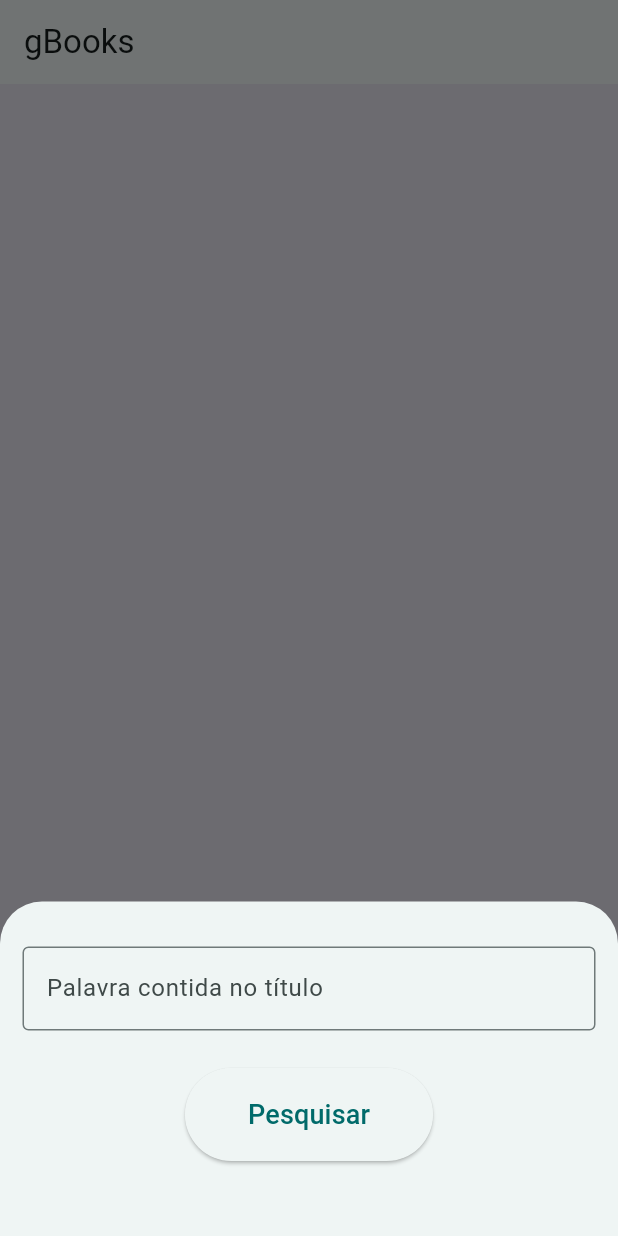
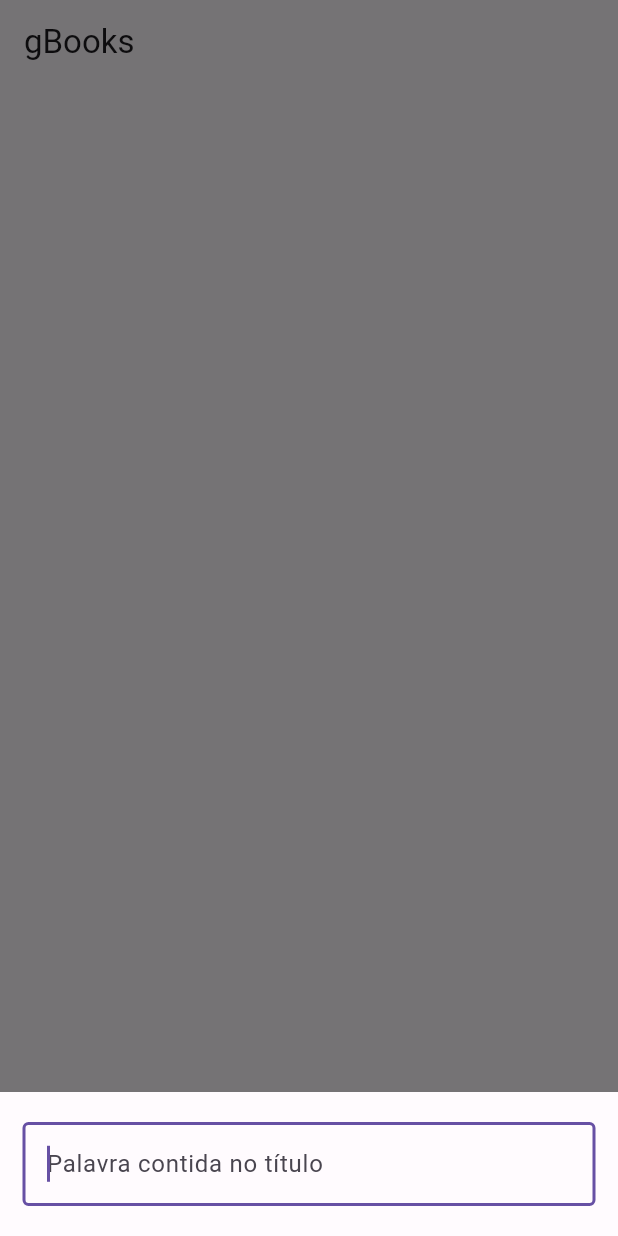
Before and after one commit to marxelo/search-google-books, a Flutter app: the screen it shows after launch, after a tap on the "search" icon, on a phone screen of 412 x 824 dp. Run offline on Flutter 3.47's test engine with Material 2 defaults, Android fonts, the phone set to English and light mode, and no system bars; our stand-ins replace sqflite; accounts and stored records are empty.

Commit message:
some theme tweaking

```diff
--- a/lib/main.dart
+++ b/lib/main.dart
@@ -1,5 +1,6 @@
 import 'package:flutter/material.dart';
 import 'package:gbooks/pages/my_home_page.dart';
+import 'package:gbooks/utils/color_schemes.g.dart';
 
 void main() {
   runApp(const MyApp());
@@ -14,10 +15,8 @@ class MyApp extends StatelessWidget {
     return MaterialApp(
       debugShowCheckedModeBanner: false,
       title: 'Flutter Demo',
-      theme: ThemeData(
-        colorScheme: ColorScheme.fromSeed(seedColor: Colors.cyanAccent),
-        useMaterial3: true,
-      ),
+            theme: ThemeData(useMaterial3: true, colorScheme: lightColorScheme),
+      darkTheme: ThemeData(useMaterial3: true, colorScheme: darkColorScheme),
       home: const MyHomePage(title: 'Flutter Demo Home Page'),
     );
   }
--- a/lib/pages/my_home_page.dart
+++ b/lib/pages/my_home_page.dart
@@ -9,7 +9,7 @@ import 'package:http/http.dart' as http;
 const String baseUrl =
     'https://www.googleapis.com/books/v1/volumes?q=+intitle:';
 const String urlSuffix =
-    '&maxResults=20&langRestrict=pt-BR&fields=totalItems,items/id,items/volumeInfo(title,authors,publishedDate,description,pageCount,imageLinks)';
+    '&maxResults=20&langRestrict=pt&fields=totalItems,items/id,items/volumeInfo(title,authors,publishedDate,description,pageCount,imageLinks)';
 
 class MyHomePage extends StatefulWidget {
   const MyHomePage({super.key, required this.title});
@@ -46,9 +46,11 @@ class _MyHomePageState extends State<MyHomePage> {
     try {
       String fullUrl =
           '$baseUrl${s.query}&startIndex=${s.startIndex.toString()}$urlSuffix';
+      print('fullurl: $fullUrl');
 
       Uri uri = Uri.parse(fullUrl);
 
+      print('uri: ${uri.toString()}');
       final response = await http.get(uri);
 
       if (response.statusCode == 200) {
@@ -98,15 +100,19 @@ class _MyHomePageState extends State<MyHomePage> {
 
   void showBottomSheet() async {
     showModalBottomSheet(
+      // backgroundColor: Colors.grey,
       elevation: 5,
+      shape: const ContinuousRectangleBorder(
+        borderRadius: BorderRadiusDirectional.zero,
+      ),
       isScrollControlled: true,
       context: context,
       builder: (_) => Container(
         padding: EdgeInsets.only(
-          top: 30,
+          top: 20,
           left: 15,
           right: 15,
-          bottom: MediaQuery.of(context).viewInsets.bottom + 50,
+          bottom: MediaQuery.of(context).viewInsets.bottom + 20,
         ),
         child: Column(
           mainAxisSize: MainAxisSize.min,
@@ -114,16 +120,9 @@ class _MyHomePageState extends State<MyHomePage> {
           children: [
             TextFormField(
               controller: _searchController,
-              textInputAction: TextInputAction.go,
-              decoration: const InputDecoration(
-                border: OutlineInputBorder(),
-                hintText: "Palavra contida no título",
-              ),
-            ),
-            const SizedBox(height: 25),
-            Center(
-              child: ElevatedButton(
-                onPressed: () async {
+              autofocus: true,
+              textInputAction: TextInputAction.search,
+              onEditingComplete: () async {
                 if (_searchController.text.isNotEmpty) {
                   search.query = _searchController.text;
                   search.startIndex = 0;
@@ -135,25 +134,32 @@ class _MyHomePageState extends State<MyHomePage> {
 
                 Navigator.of(context).pop();
               },
-                child: const Padding(
-                  padding: EdgeInsets.all(18),
-                  child: Text(
-                    "Pesquisar",
-                    style: TextStyle(fontSize: 18, fontWeight: FontWeight.w500),
+              decoration: const InputDecoration(
+                border: OutlineInputBorder(),
+                hintText: "Palavra contida no título",
               ),
             ),
-              ),
-            )
           ],
         ),
       ),
     );
   }
 
+  String _handleAuthorsName(List<String> authors) {
+    if (authors.isEmpty) {
+      return 'Autor não disponível';
+    } else if (authors.length == 1) {
+      return authors.first;
+    } else if (authors.length == 2) {
+      return '${authors[0]} e ${authors[1]}';
+    }
+    return '${authors.first} e outros';
+  }
+
   @override
   Widget build(BuildContext context) {
     return Scaffold(
-      backgroundColor: const Color(0xFFECEAF4),
+      // backgroundColor: const Color(0xFFECEAF4),
       appBar: AppBar(
         title: const Text("gBooks"),
       ),
@@ -179,6 +185,7 @@ class _MyHomePageState extends State<MyHomePage> {
                     },
                     child: ListTile(
                       title: Card(
+                        surfaceTintColor: Theme.of(context).colorScheme.background,
                         margin: const EdgeInsets.fromLTRB(0.0, 2.0, 0.0, 2.0),
                         child: Padding(
                           padding: const EdgeInsets.all(4.0),
@@ -219,15 +226,8 @@ class _MyHomePageState extends State<MyHomePage> {
                                       Align(
                                         alignment: Alignment.topLeft,
                                         child: Text(
-                                          books[index]
-                                                      .volumeInfo
-                                                      .authors
-                                                      .length >
-                                                  1
-                                              ? '${books[index].volumeInfo.authors[0]} e outro(s) '
-                                              : books[index]
-                                                  .volumeInfo
-                                                  .authors[0],
+                                          _handleAuthorsName(
+                                              books[index].volumeInfo.authors),
                                           overflow: TextOverflow.clip,
                                         ),
                                       ),
--- a/lib/services/gbooks_service.dart
+++ b/lib/services/gbooks_service.dart
@@ -81,7 +81,7 @@ class VolumeInfo {
       title: json['title'] ?? 0,
       authors: json.containsKey('authors')
           ? (json['authors'] as List).map((author) => author as String).toList()
-          : ['Não disponível'],
+          : ['Autor não disponível'],
       description: json['description'] ?? 'Não disponível',
       pageCount: json['pageCount'] ?? 0,
       publishedDate: json['publishedDate'] ?? 'Sem data de Publicação',
```
Also changed, not shown: lib/pages/book_details.dart (+4 -4 lines), lib/utils/color_schemes.g.dart (added), 1 other file. Lines whose indentation alone changed are shown as unchanged.
